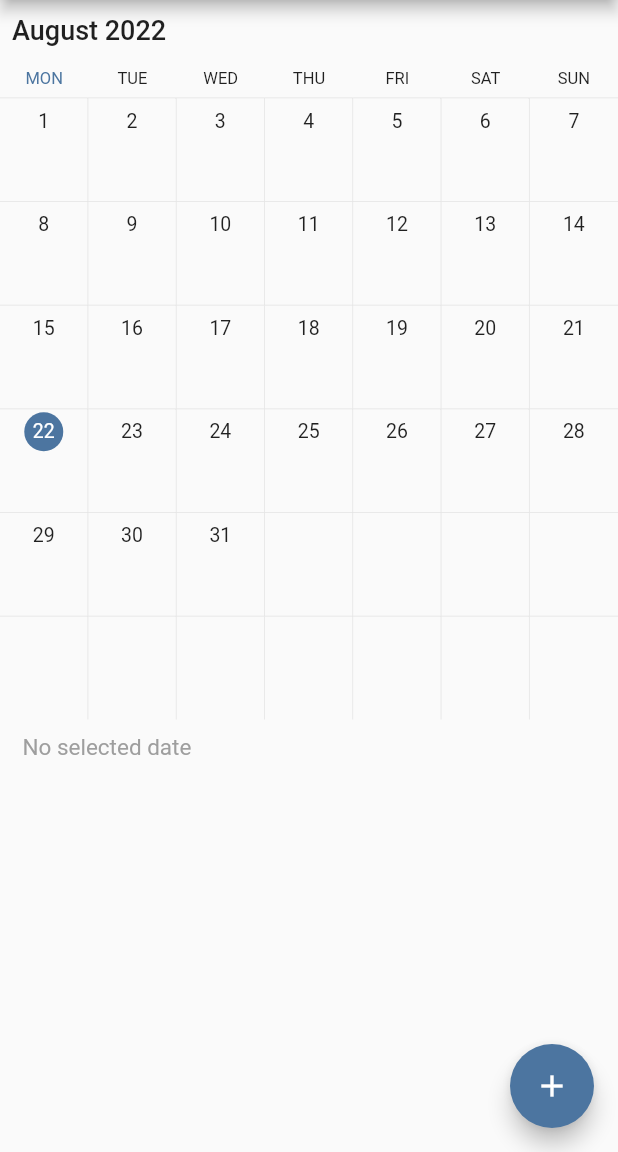
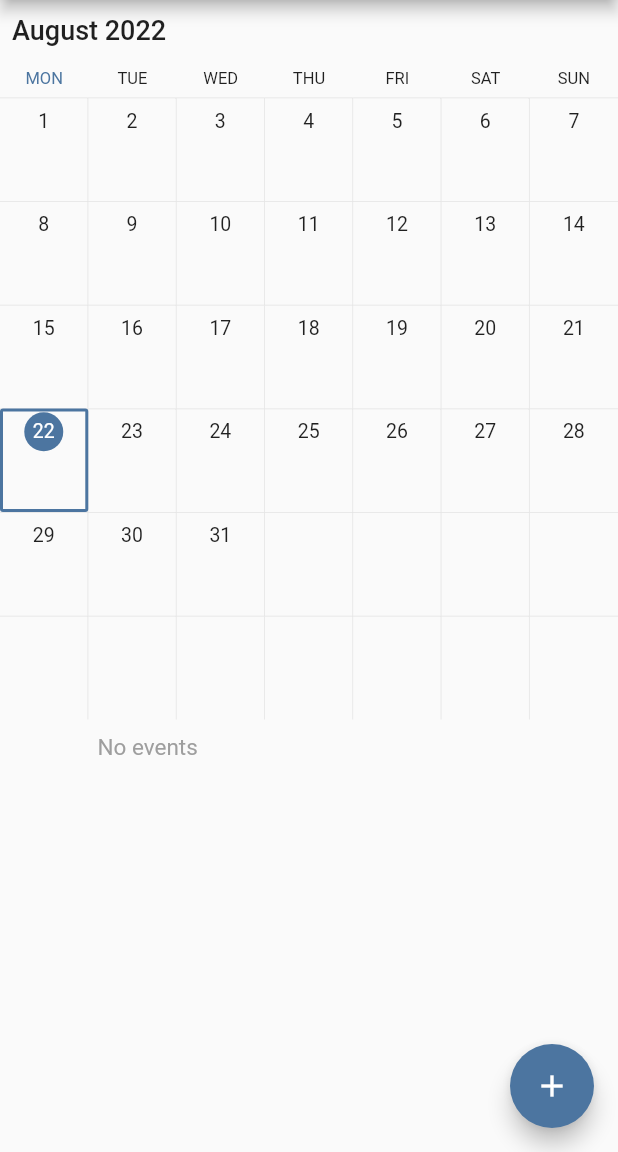
Before and after one commit to 2-SE/AllUni, a Flutter app: the screen it shows after launch, on a phone screen of 412 x 824 dp, the part 84-1236 px from its top. Run offline on Flutter 3.47's test engine with Material 2 defaults, Android fonts, the light colour scheme and no system bars; drawn by our look-alikes of syncfusion_flutter_calendar.

```diff
--- a/lib/Calendars/Calendar.dart
+++ b/lib/Calendars/Calendar.dart
@@ -235,7 +235,7 @@ class _CalendarState extends State<Calendar> {
         appointmentBuilder: appointmentBuilder,
         firstDayOfWeek: 1,
         cellBorderColor: Colors.grey.withOpacity(0.25),
-        //initialSelectedDate: DateTime.now(),
+        initialSelectedDate: DateTime.now(),
         initialDisplayDate: DateTime.now().add(const Duration(hours: -2)),
         timeSlotViewSettings: const TimeSlotViewSettings(
           timeFormat: 'HH:mm',
```
